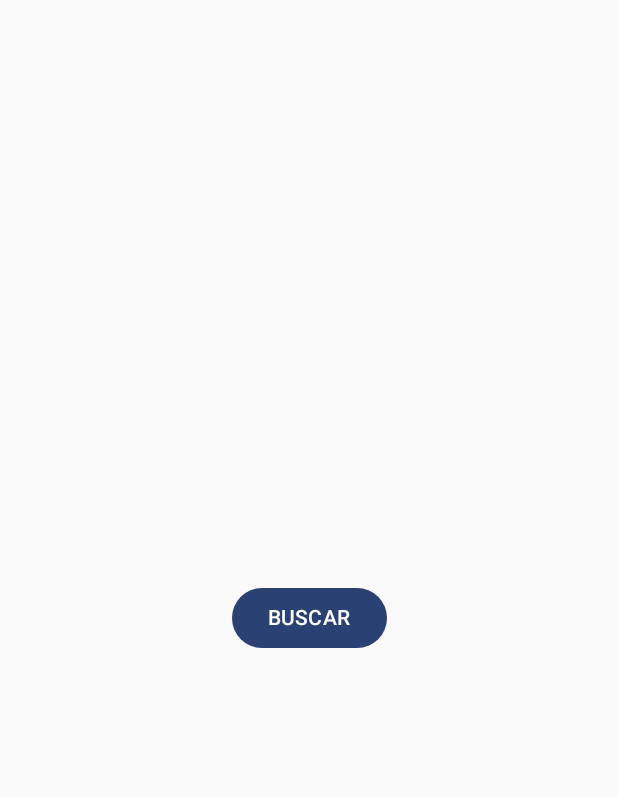
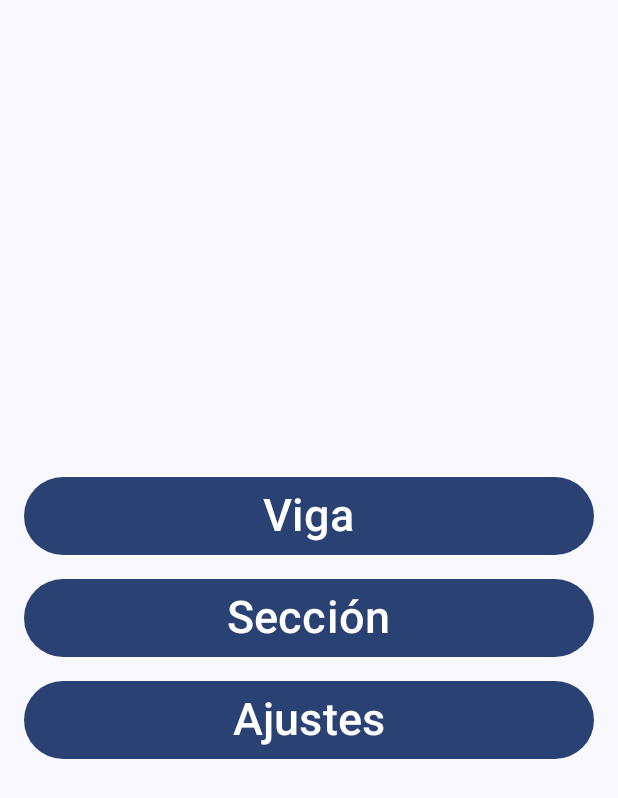
Before and after one commit to rlibanez/mr-beam, an Android app built with Jetpack Compose: the screen it shows after launch (MainActivity), on a phone screen of 412 x 824 dp. Shown: the top 798 px of the screen. Run offline under Robolectric (Android 15) with nearby library versions, the phone set to English and light mode, and no system bars.

Commit message:
BeamActivity with dropdown example

```diff
--- a/app/src/main/java/com/rlibanez/mrbeam/MainActivity.kt
+++ b/app/src/main/java/com/rlibanez/mrbeam/MainActivity.kt
@@ -1,17 +1,13 @@
 package com.rlibanez.mrbeam
 
-import android.app.Activity
 import android.os.Bundle
 import androidx.activity.ComponentActivity
 import androidx.activity.compose.setContent
 import androidx.activity.enableEdgeToEdge
-import androidx.compose.ui.graphics.Color
-import androidx.compose.ui.graphics.toArgb
-import androidx.core.view.ViewCompat
-import androidx.core.view.WindowCompat
 import androidx.navigation.compose.NavHost
 import androidx.navigation.compose.composable
 import androidx.navigation.compose.rememberNavController
+import com.rlibanez.mrbeam.ui.beam.BeamActivity
 import com.rlibanez.mrbeam.ui.principal.PrincipalActivity
 import com.rlibanez.mrbeam.ui.sections.SectionsActivity
 import com.rlibanez.mrbeam.ui.splash.SplashActivity
@@ -27,6 +23,7 @@ class MainActivity : ComponentActivity() {
                 NavHost(navController = navController, startDestination = "splash") {
                     composable("splash") { SplashActivity(navController) }
                     composable("principal") { PrincipalActivity(navController) }
+                    composable("beam") { BeamActivity(navController) }
                     composable("sections") { SectionsActivity(navController) }
                 }
             }
--- a/app/src/main/java/com/rlibanez/mrbeam/ui/principal/PrincipalActivity.kt
+++ b/app/src/main/java/com/rlibanez/mrbeam/ui/principal/PrincipalActivity.kt
@@ -1,24 +1,49 @@
 package com.rlibanez.mrbeam.ui.principal
 
+import androidx.compose.foundation.background
+import androidx.compose.foundation.layout.Arrangement
 import androidx.compose.foundation.layout.Box
+import androidx.compose.foundation.layout.Column
+import androidx.compose.foundation.layout.Spacer
 import androidx.compose.foundation.layout.fillMaxSize
+import androidx.compose.foundation.layout.fillMaxWidth
+import androidx.compose.foundation.layout.height
+import androidx.compose.foundation.layout.padding
 import androidx.compose.material3.Button
+import androidx.compose.material3.MaterialTheme
 import androidx.compose.material3.Text
 import androidx.compose.runtime.Composable
 import androidx.compose.ui.Alignment
 import androidx.compose.ui.Modifier
 import androidx.compose.ui.tooling.preview.Preview
+import androidx.compose.ui.unit.dp
+import androidx.compose.ui.unit.sp
 import androidx.navigation.NavHostController
 import androidx.navigation.compose.rememberNavController
 
 @Composable
 fun PrincipalActivity(navController: NavHostController) {
-    Box(
-        contentAlignment = Alignment.Center,
-        modifier = Modifier.fillMaxSize()
+    Column(
+        modifier = Modifier
+            .fillMaxSize()
+            .background(MaterialTheme.colorScheme.background)
+            .padding(16.dp),
+        horizontalAlignment = Alignment.CenterHorizontally,
+        verticalArrangement = Arrangement.Center
     ) {
-        Button(onClick = { navController.navigate("sections") }) {
-            Text(text = "BUSCAR")
+        Button(modifier = Modifier.fillMaxWidth(),
+            onClick = { navController.navigate("beam") }) {
+            Text(text = "Viga", fontSize = 30.sp)
+        }
+        Spacer(modifier = Modifier.height(16.dp))
+        Button(modifier = Modifier.fillMaxWidth(),
+            onClick = { navController.navigate("sections") }) {
+            Text(text = "Sección", fontSize = 30.sp)
+        }
+        Spacer(modifier = Modifier.height(16.dp))
+        Button(modifier = Modifier.fillMaxWidth(),
+            onClick = { navController.navigate("settings") }) {
+            Text(text = "Ajustes", fontSize = 30.sp)
         }
     }
 }
--- a/app/src/main/java/com/rlibanez/mrbeam/ui/splash/SplashActivity.kt
+++ b/app/src/main/java/com/rlibanez/mrbeam/ui/splash/SplashActivity.kt
@@ -4,29 +4,34 @@ import androidx.compose.foundation.background
 import androidx.compose.foundation.layout.Box
 import androidx.compose.foundation.layout.fillMaxSize
 import androidx.compose.material3.MaterialTheme
+import androidx.compose.material3.Surface
 import androidx.compose.material3.Text
 import androidx.compose.runtime.Composable
 import androidx.compose.runtime.LaunchedEffect
 import androidx.compose.ui.Alignment
 import androidx.compose.ui.Modifier
 import androidx.compose.ui.graphics.Color
+import androidx.compose.ui.unit.sp
 import androidx.navigation.NavHostController
 import kotlinx.coroutines.delay
 
 @Composable
 fun SplashActivity(navController: NavHostController) {
+    Surface(modifier = Modifier
+        .fillMaxSize()) {
         Box(
             modifier = Modifier
-            .fillMaxSize()
-            .background(MaterialTheme.colorScheme.primary),
+                .fillMaxSize(),
+            //.background(MaterialTheme.colorScheme.primary),
             contentAlignment = Alignment.Center
         ) {
-        // Aquí puedes poner una imagen o un logo, o cualquier contenido que desees mostrar en tu splash screen
             Text(
-            text = "My App",
-            style = MaterialTheme.typography.bodyLarge,
-            color = Color.White
+                text = "rlibanez\n\nSoftware development",
+                //style = MaterialTheme.typography.bodyLarge,
+                color = Color.White,
+                fontSize = 30.sp
             )
+        }
     }
 
     LaunchedEffect(Unit) {
```
Also changed, not shown: app/src/main/java/com/rlibanez/mrbeam/ui/beam/BeamActivity.kt (added, +125 -0 lines), app/src/main/res/drawable-nodpi/cero.png (added), app/src/main/res/drawable-nodpi/dos.png (added), app/src/main/res/drawable-nodpi/tres.png (added), app/src/main/res/drawable-nodpi/uno.png (added). Lines whose indentation alone changed are shown as unchanged.
